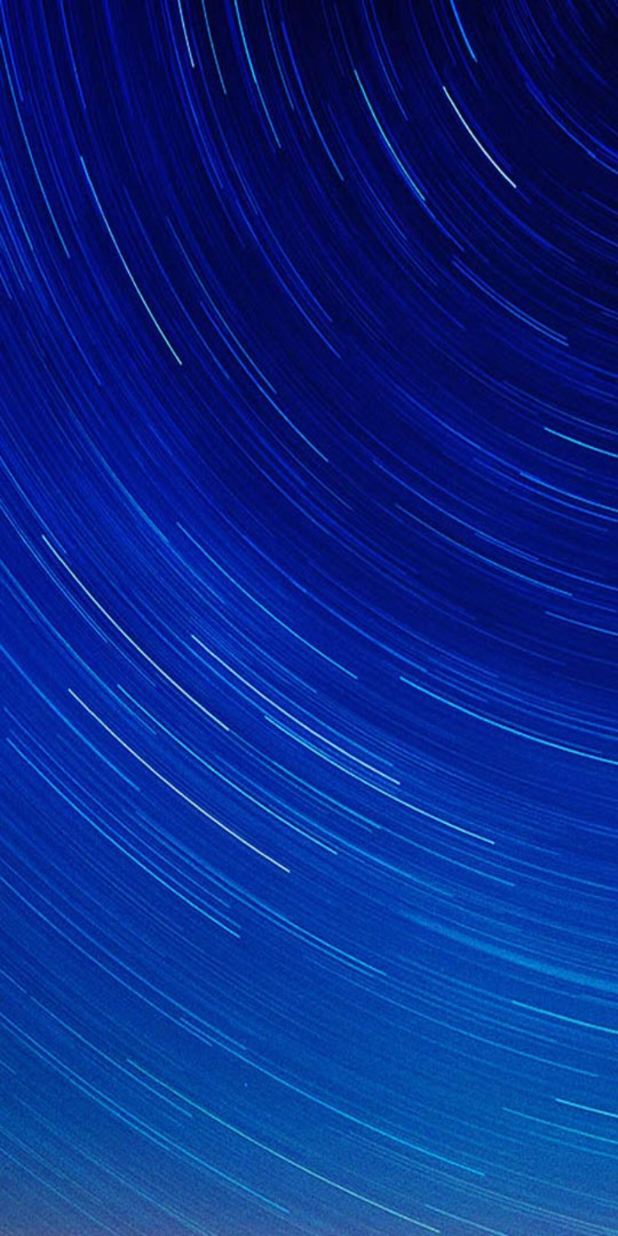
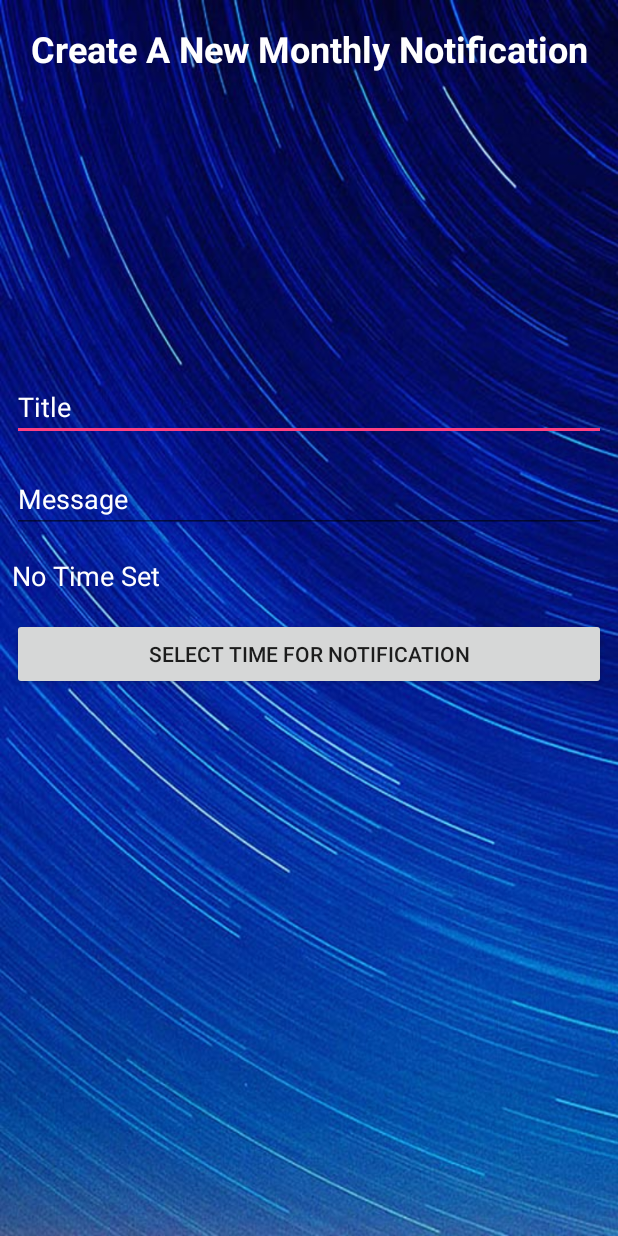
Before and after one commit to mccoy7777/AssistedLivingApplication, an Android app: the CreateMonthlyReminder screen opened directly, with no data from a screen before it, on a phone screen of 412 x 824 dp. Run offline under Robolectric (Android 15) with nearby library versions, the light colour scheme and no system bars.

Commit message:
Add Schedule Monthly Notification

```diff
--- a/app/src/main/AndroidManifest.xml
+++ b/app/src/main/AndroidManifest.xml
@@ -5,6 +5,7 @@
     <uses-permission android:name="android.permission.INTERNET" />
 
     <application
+        android:name=".App"
         android:allowBackup="true"
         android:icon="@mipmap/ic_launcher"
         android:label="@string/app_name"
@@ -37,6 +38,9 @@
                 <category android:name="android.intent.category.LAUNCHER" />
             </intent-filter>
         </activity>
+
+        <receiver android:name=".AlertReciever"/>
+
     </application>
 
 </manifest>
--- a/app/src/main/java/com/example/assistedlivingapplication/CreateMonthlyReminder.java
+++ b/app/src/main/java/com/example/assistedlivingapplication/CreateMonthlyReminder.java
@@ -1,14 +1,92 @@
 package com.example.assistedlivingapplication;
 
+import androidx.annotation.RequiresApi;
 import androidx.appcompat.app.AppCompatActivity;
+import androidx.core.app.NotificationCompat;
+import androidx.core.app.NotificationManagerCompat;
+import androidx.fragment.app.DialogFragment;
 
+import android.app.AlarmManager;
+import android.app.Notification;
+import android.app.NotificationManager;
+import android.app.PendingIntent;
+import android.app.TimePickerDialog;
+import android.content.Context;
+import android.content.Intent;
+import android.graphics.Color;
+import android.os.Build;
 import android.os.Bundle;
+import android.view.View;
+import android.widget.Button;
+import android.widget.EditText;
+import android.widget.TextView;
+import android.widget.TimePicker;
 
-public class CreateMonthlyReminder extends AppCompatActivity {
+import java.text.DateFormat;
+import java.util.Calendar;
+
+public class CreateMonthlyReminder extends AppCompatActivity implements TimePickerDialog.OnTimeSetListener {
+
+    //Declare variables
+    NotificationManagerCompat notificationManager;
+    EditText notificationTitle, message;
+    TextView setTime;
+    Button chooseTime;
 
     @Override
     protected void onCreate(Bundle savedInstanceState) {
         super.onCreate(savedInstanceState);
         setContentView(R.layout.activity_create_monthly_reminder);
-    }
-}
+
+        //Assign variables
+        notificationManager = NotificationManagerCompat.from(this);
+
+        notificationTitle = findViewById(R.id.et_NotificationTitle);
+        message = findViewById(R.id.et_message);
+        setTime = findViewById(R.id.tv_SetTime);
+
+        chooseTime = findViewById(R.id.btn_ChooseTime);
+
+        //Set onClickListener for choose time button
+        chooseTime.setOnClickListener(new View.OnClickListener() {
+            @Override
+            public void onClick(View view) {
+                DialogFragment timePicker = new com.example.assistedlivingapplication.TimePicker();
+                timePicker.show(getSupportFragmentManager(), "time picker");
+            }//end of OnClick method
+
+        });//end of onClickListener method
+
+    }//end of onCreate method
+
+    @RequiresApi(api = Build.VERSION_CODES.KITKAT)
+    @Override
+    public void onTimeSet(TimePicker timePicker, int i, int i1) {
+        Calendar c = Calendar.getInstance();
+        c.set(Calendar.HOUR_OF_DAY, i);
+        c.set(Calendar.MINUTE, i1);
+        c.set(Calendar.SECOND, 0);
+
+        updateTimeText(c);
+        startAlarm(c);
+    }//end of onTimeSet method
+
+    private void updateTimeText(Calendar c){
+        String timeText = "Notification time set for : ";
+        timeText += DateFormat.getTimeInstance(DateFormat.SHORT).format(c.getTime());
+
+        setTime.setText(timeText);
+
+    }//end of updateTimeText method
+
+    @RequiresApi(api = Build.VERSION_CODES.KITKAT)
+    private void startAlarm(Calendar c){
+        AlarmManager alarmManager = (AlarmManager) getSystemService(Context.ALARM_SERVICE);
+        Intent i = new Intent(this, AlertReciever.class);
+        PendingIntent pIntent = PendingIntent.getBroadcast(this,1, i, 0);
+
+        alarmManager.setExact(AlarmManager.RTC_WAKEUP, c.getTimeInMillis(), pIntent);
+
+    }//end of startAlarm method
+
+}//end of CreateMonthlyReminder class
--- /dev/null
+++ b/app/src/main/res/drawable/ic_one.xml
@@ -0,0 +1,5 @@
+<vector android:height="24dp" android:tint="#010000"
+    android:viewportHeight="24.0" android:viewportWidth="24.0"
+    android:width="24dp" xmlns:android="http://schemas.android.com/apk/res/android">
+    <path android:fillColor="#FF000000" android:pathData="M19,3L5,3c-1.1,0 -2,0.9 -2,2v14c0,1.1 0.9,2 2,2h14c1.1,0 2,-0.9 2,-2L21,5c0,-1.1 -0.9,-2 -2,-2zM14,17h-2L12,9h-2L10,7h4v10z"/>
+</vector>
--- a/app/src/main/res/layout/activity_create_monthly_reminder.xml
+++ b/app/src/main/res/layout/activity_create_monthly_reminder.xml
@@ -7,4 +7,83 @@
     android:background="@drawable/nice_blue_background"
     tools:context=".CreateMonthlyReminder">
 
+    <TextView
+        android:id="@+id/textView12"
+        android:layout_width="wrap_content"
+        android:layout_height="wrap_content"
+        android:layout_marginTop="16dp"
+        android:text="Create A New Monthly Notification"
+        android:textColor="#FFFFFF"
+        android:textSize="24sp"
+        android:textStyle="bold"
+        app:layout_constraintEnd_toEndOf="parent"
+        app:layout_constraintStart_toStartOf="parent"
+        app:layout_constraintTop_toTopOf="parent" />
+
+    <EditText
+        android:id="@+id/et_NotificationTitle"
+        android:layout_width="match_parent"
+        android:layout_height="wrap_content"
+        android:layout_marginStart="8dp"
+        android:layout_marginLeft="8dp"
+        android:layout_marginTop="200dp"
+        android:layout_marginEnd="8dp"
+        android:layout_marginRight="8dp"
+        android:ems="10"
+        android:hint="Title"
+        android:inputType="textPersonName"
+        android:textColor="#FFFFFF"
+        android:textColorHint="#FFFFFF"
+        app:layout_constraintEnd_toEndOf="parent"
+        app:layout_constraintStart_toStartOf="parent"
+        app:layout_constraintTop_toBottomOf="@+id/textView12" />
+
+    <EditText
+        android:id="@+id/et_message"
+        android:layout_width="match_parent"
+        android:layout_height="wrap_content"
+        android:layout_marginStart="8dp"
+        android:layout_marginLeft="8dp"
+        android:layout_marginTop="16dp"
+        android:layout_marginEnd="8dp"
+        android:layout_marginRight="8dp"
+        android:ems="10"
+        android:hint="Message"
+        android:inputType="textPersonName"
+        android:textColor="#FFFFFF"
+        android:textColorHint="#FFFFFF"
+        app:layout_constraintEnd_toEndOf="parent"
+        app:layout_constraintStart_toStartOf="parent"
+        app:layout_constraintTop_toBottomOf="@+id/et_NotificationTitle" />
+
+    <Button
+        android:id="@+id/btn_ChooseTime"
+        android:layout_width="match_parent"
+        android:layout_height="wrap_content"
+        android:layout_marginStart="8dp"
+        android:layout_marginLeft="8dp"
+        android:layout_marginTop="16dp"
+        android:layout_marginEnd="8dp"
+        android:layout_marginRight="8dp"
+        android:text="Select Time For Notification"
+        app:layout_constraintEnd_toEndOf="parent"
+        app:layout_constraintHorizontal_bias="0.0"
+        app:layout_constraintStart_toStartOf="parent"
+        app:layout_constraintTop_toBottomOf="@+id/tv_SetTime" />
+
+    <TextView
+        android:id="@+id/tv_SetTime"
+        android:layout_width="match_parent"
+        android:layout_height="wrap_content"
+        android:layout_marginStart="8dp"
+        android:layout_marginLeft="8dp"
+        android:layout_marginTop="16dp"
+        android:layout_marginEnd="8dp"
+        android:layout_marginRight="8dp"
+        android:text="No Time Set"
+        android:textColor="#FFFFFF"
+        android:textSize="18sp"
+        app:layout_constraintEnd_toEndOf="parent"
+        app:layout_constraintStart_toStartOf="parent"
+        app:layout_constraintTop_toBottomOf="@+id/et_message" />
 </androidx.constraintlayout.widget.ConstraintLayout>
```
Also changed, not shown: app/src/main/java/com/example/assistedlivingapplication/AlertReciever.java (added, +20 -0 lines), app/src/main/java/com/example/assistedlivingapplication/App.java (added, +38 -0 lines), app/src/main/java/com/example/assistedlivingapplication/NotificationHelper.java (added, +45 -0 lines).
